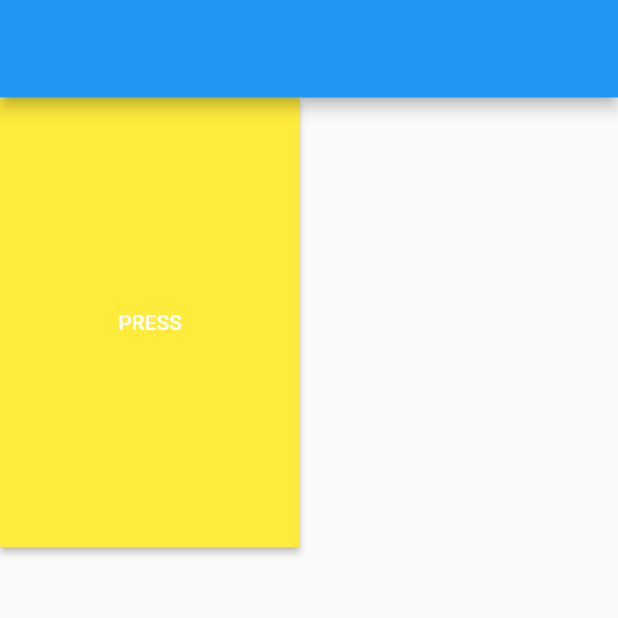
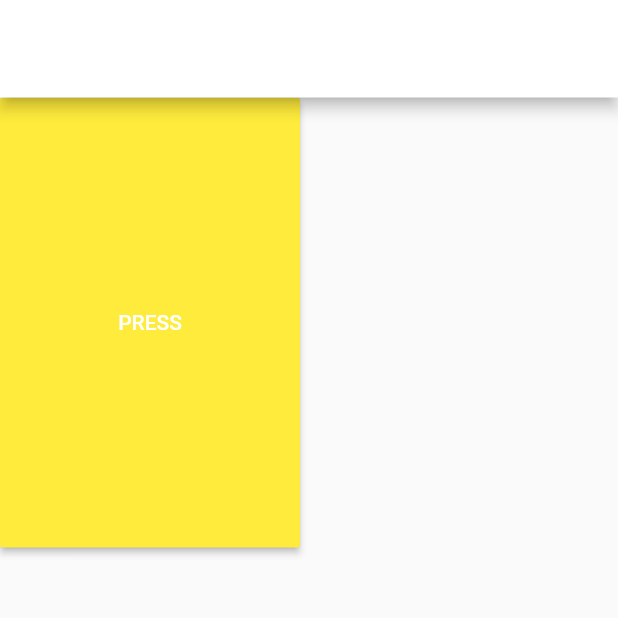
Before and after one commit to Rb2030/Cuisson, a Flutter app: the screen it shows after launch, on a phone screen of 412 x 824 dp, the top half of it. Run offline on Flutter 3.47's test engine with Material 2 defaults, Android fonts, the light colour scheme and no system bars; our stand-ins replace bloc, dartz, firebase_auth, flutter_bloc, freezed_annotation, get_it and 2 more; missing offline and left inert: dart:html; accounts and stored records are empty; generated files the repository leaves out were written again.

Commit message:
Set ThemeData from start so that the theme doesn't begin with null.

```diff
--- a/lib/app_widget.dart
+++ b/lib/app_widget.dart
@@ -9,7 +9,7 @@ class AppWidget extends StatelessWidget {
   Widget build(BuildContext context) {
     const double screenHeight = 300;
     const double screenWidth = 200;
-    ThemeData themeData;
+    ThemeData themeData = appThemeData.values.first;
     return BlocProvider(
       create: (context) => ThemeCubit(),
       child: BlocConsumer<ThemeCubit, ThemeState>(listener: (context, ThemeState state) {
```
